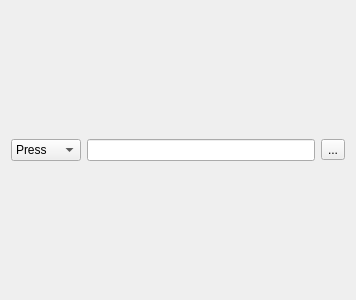
Qt form include/ui/action.ui (6yntar05/FastBleed) before a commit.
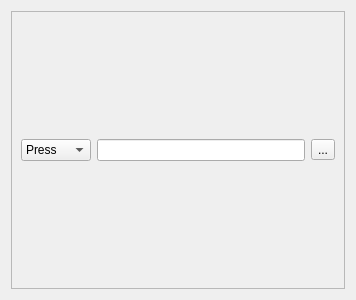
The same form after that commit.

Patch:
```diff
--- a/include/ui/action.ui
+++ b/include/ui/action.ui
@@ -16,7 +16,16 @@
   <property name="windowTitle">
    <string>Form</string>
   </property>
-  <layout class="QHBoxLayout" name="horizontalLayout">
+  <layout class="QVBoxLayout" name="verticalLayout">
+   <item>
+    <widget class="QFrame" name="frame">
+     <property name="frameShape">
+      <enum>QFrame::StyledPanel</enum>
+     </property>
+     <property name="frameShadow">
+      <enum>QFrame::Plain</enum>
+     </property>
+     <layout class="QHBoxLayout" name="horizontalLayout_2">
    <item>
     <widget class="QComboBox" name="comboBox">
      <item>
@@ -44,6 +53,9 @@
      <property name="text">
       <string>...</string>
      </property>
+       </widget>
+      </item>
+     </layout>
     </widget>
    </item>
   </layout>
```
Lines whose indentation alone changed are shown as unchanged.
